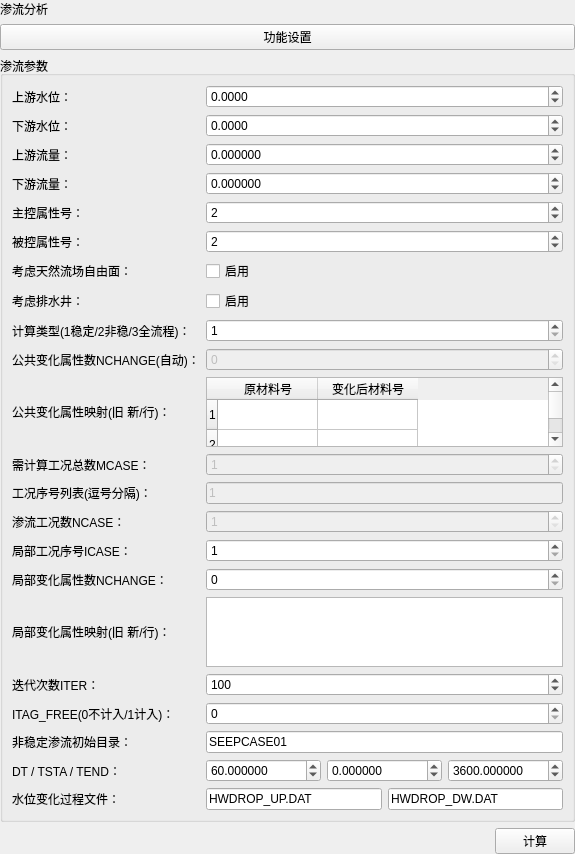
Qt form plugins/Base_Slover/SeepageWidget.ui (asd977/base_cae) before a commit.
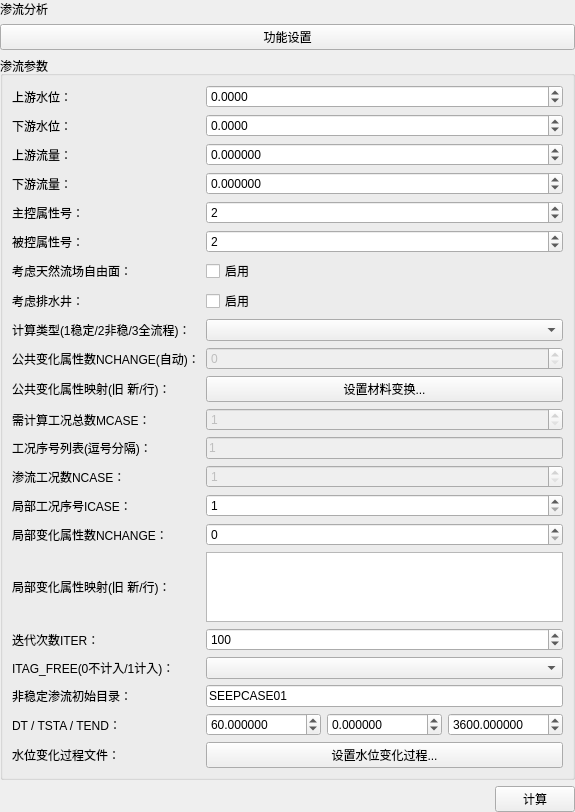
The same form after that commit.

Commit message: 精简渗流界面并改为弹窗配置映射与水位过程

```diff
--- a/plugins/Base_Slover/SeepageWidget.ui
+++ b/plugins/Base_Slover/SeepageWidget.ui
@@ -202,20 +202,7 @@
        </widget>
       </item>
       <item row="8" column="1">
-       <widget class="QSpinBox" name="spinComputeType">
-        <property name="minimum">
-         <number>1</number>
-        </property>
-        <property name="maximum">
-         <number>3</number>
-        </property>
-        <property name="value">
-         <number>1</number>
-        </property>
-        <property name="toolTip">
-         <string>1-仅稳定，2-仅非稳定，3-全流程</string>
-        </property>
-       </widget>
+       <widget class="QComboBox" name="comboComputeType"/>
       </item>
       <item row="9" column="0">
        <widget class="QLabel" name="labelGlobalNchange">
@@ -242,23 +229,10 @@
        </widget>
       </item>
       <item row="10" column="1">
-       <widget class="QTableWidget" name="tableGlobalMappings">
-        <property name="columnCount">
-         <number>2</number>
+       <widget class="QPushButton" name="btnGlobalMappings">
+        <property name="text">
+         <string>设置材料变换...</string>
         </property>
-        <property name="rowCount">
-         <number>3</number>
-        </property>
-        <column>
-         <property name="text">
-          <string>原材料号</string>
-         </property>
-        </column>
-        <column>
-         <property name="text">
-          <string>变化后材料号</string>
-         </property>
-        </column>
        </widget>
       </item>
       <item row="11" column="0">
@@ -396,17 +370,7 @@
        </widget>
       </item>
       <item row="18" column="1">
-       <widget class="QSpinBox" name="spinItagFree">
-        <property name="minimum">
-         <number>0</number>
-        </property>
-        <property name="maximum">
-         <number>1</number>
-        </property>
-        <property name="toolTip">
-         <string>0-不计入，1-计入</string>
-        </property>
-       </widget>
+       <widget class="QComboBox" name="comboItagFree"/>
       </item>
       <item row="19" column="0">
        <widget class="QLabel" name="labelSeepCaseDir">
@@ -489,22 +453,11 @@
        </widget>
       </item>
       <item row="21" column="1">
-       <layout class="QHBoxLayout" name="horizontalLayoutHwDropFiles">
-        <item>
-         <widget class="QLineEdit" name="editHwDropUpFile">
-          <property name="text">
-           <string>HWDROP_UP.DAT</string>
-          </property>
-         </widget>
-        </item>
-        <item>
-         <widget class="QLineEdit" name="editHwDropDwFile">
-          <property name="text">
-           <string>HWDROP_DW.DAT</string>
-          </property>
-         </widget>
-        </item>
-       </layout>
+       <widget class="QPushButton" name="btnHwDropCurves">
+        <property name="text">
+         <string>设置水位变化过程...</string>
+        </property>
+       </widget>
       </item>
      </layout>
     </widget>
```
The commit also changes 2 other files.
